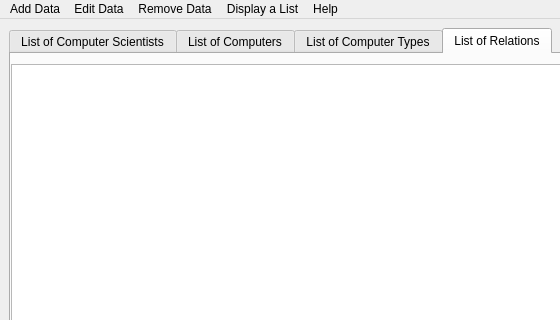
Above: UI/mainwindow.ui from JonOrnBrynjarsson/vN1w3H51 before the change; both pictures show x 0 to 560 and y 0 to 320 of the 725 by 410 pixel window. Below: the same form after it.
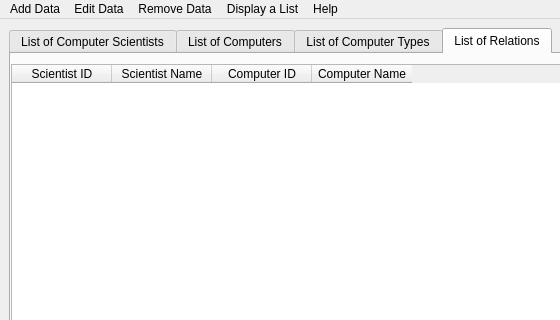
That is the form after the change. The open tabs and pages were chosen to show the change.

Patch:
```diff
--- a/UI/mainwindow.ui
+++ b/UI/mainwindow.ui
@@ -292,6 +292,9 @@
           <height>321</height>
          </rect>
         </property>
+        <property name="sizeAdjustPolicy">
+         <enum>QAbstractScrollArea::AdjustIgnored</enum>
+        </property>
         <property name="alternatingRowColors">
          <bool>true</bool>
         </property>
@@ -301,6 +304,29 @@
         <property name="sortingEnabled">
          <bool>true</bool>
         </property>
+        <attribute name="horizontalHeaderMinimumSectionSize">
+         <number>50</number>
+        </attribute>
+        <column>
+         <property name="text">
+          <string>Scientist ID</string>
+         </property>
+        </column>
+        <column>
+         <property name="text">
+          <string>Scientist Name</string>
+         </property>
+        </column>
+        <column>
+         <property name="text">
+          <string>Computer ID</string>
+         </property>
+        </column>
+        <column>
+         <property name="text">
+          <string>Computer Name</string>
+         </property>
+        </column>
        </widget>
        <widget class="QPushButton" name="pushButton_addRelation">
         <property name="geometry">
```
Left out of the diff: 5 changed lines with no effect on the pictures.
